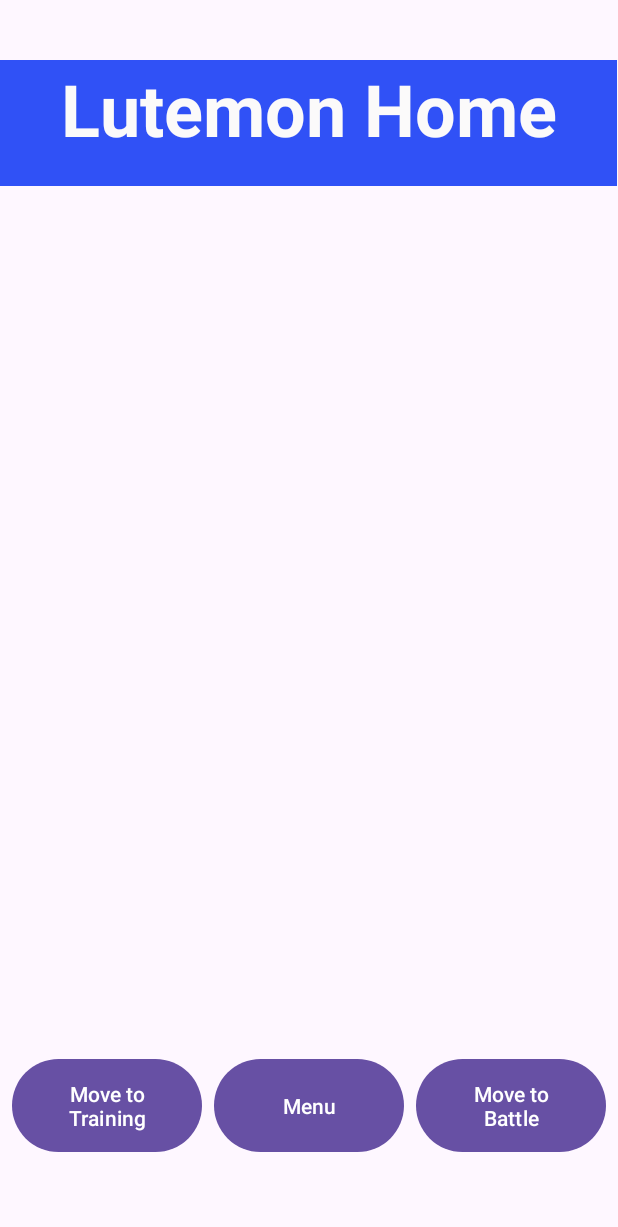
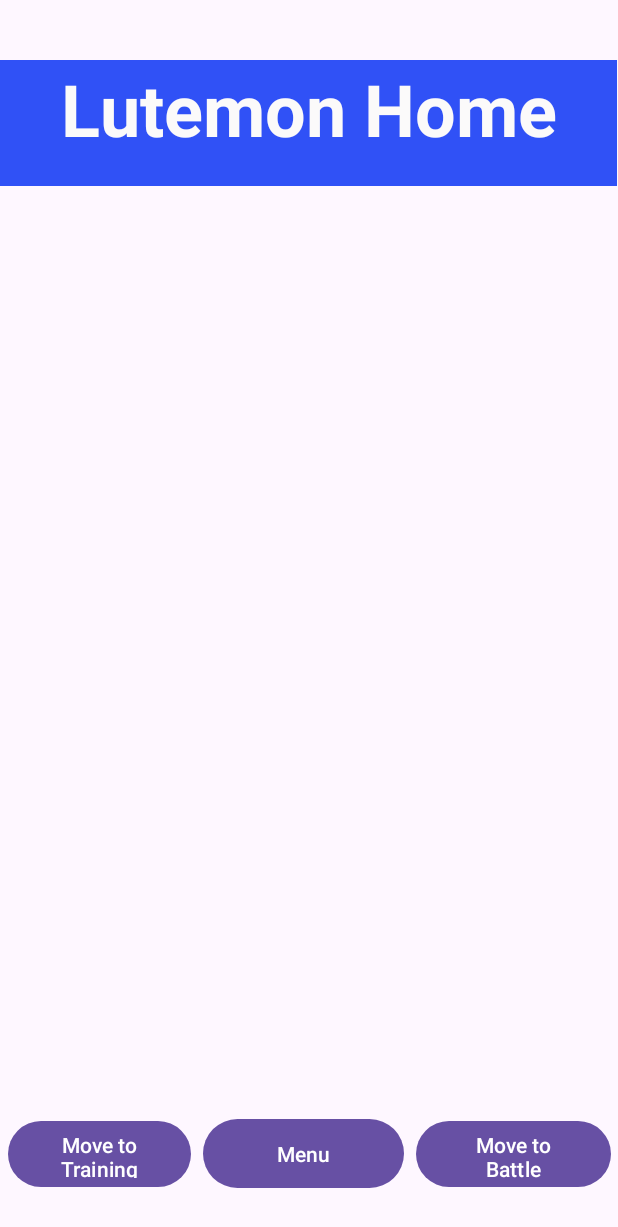
Before and after one commit to aahmad-1/OOP_Project_Work, an Android app: the layout lutemon_home.xml on its own in the app's theme, with its tools: preview values and no code run, on a phone screen of 412 x 824 dp. Shown: the top 1227 px of the screen. Run offline under Robolectric (Android 15) with nearby library versions, the phone set to English and light mode, and no system bars.

Commit message:
class format change

```diff
--- a/app/src/main/AndroidManifest.xml
+++ b/app/src/main/AndroidManifest.xml
@@ -25,6 +25,7 @@
 
         <!-- Other Activities -->
         <activity android:name=".HomeActivity" android:exported="true" />
+        <activity android:name=".CreateNewLutemon" android:exported="true" />
 
     </application>
 
--- a/app/src/main/java/com/example/oopprojectwork/MainActivity.java
+++ b/app/src/main/java/com/example/oopprojectwork/MainActivity.java
@@ -83,7 +83,13 @@ public class MainActivity extends AppCompatActivity {
 
         // Button from lutemon_battle to create_new_lutemon
         Button btnCreateNew = findViewById(R.id.btnCreateNewLutemon);
-        btnCreateNew.setOnClickListener(v -> setContentView(R.layout.create_new_lutemon));
+        btnCreateNew.setOnClickListener(new View.OnClickListener() {
+            @Override
+            public void onClick(View v) {
+                Intent intent = new Intent(MainActivity.this, CreateNewLutemon.class);
+                startActivity(intent);
+            }
+        });
     }
 
     private void setupHomeScreenNavigation() {
--- a/app/src/main/res/layout/lutemon_home.xml
+++ b/app/src/main/res/layout/lutemon_home.xml
@@ -28,7 +28,7 @@
     <androidx.recyclerview.widget.RecyclerView
         android:id="@+id/recyclerView"
         android:layout_width="407dp"
-        android:layout_height="523dp"
+        android:layout_height="595dp"
         android:layout_marginStart="1dp"
         android:layout_marginEnd="1dp"
         app:layout_constraintEnd_toEndOf="parent"
@@ -38,12 +38,11 @@
 
     <Button
         android:id="@+id/btnMoveToTraining"
-        android:layout_width="0dp"
-        android:layout_height="70dp"
+        android:layout_width="122dp"
+        android:layout_height="52dp"
         android:layout_marginStart="8dp"
-        android:layout_marginTop="12dp"
         android:layout_marginEnd="4dp"
-        android:layout_marginBottom="9dp"
+        android:layout_marginBottom="5dp"
         android:text="Move to Training"
         app:layout_constraintBottom_toBottomOf="parent"
         app:layout_constraintEnd_toStartOf="@+id/btnMoveToMenu"
@@ -53,12 +52,11 @@
 
     <Button
         android:id="@+id/btnMoveToMenu"
-        android:layout_width="0dp"
-        android:layout_height="70dp"
+        android:layout_width="134dp"
+        android:layout_height="54dp"
         android:layout_marginStart="4dp"
-        android:layout_marginTop="12dp"
         android:layout_marginEnd="4dp"
-        android:layout_marginBottom="9dp"
+        android:layout_marginBottom="5dp"
         android:text="Menu"
         app:layout_constraintBottom_toBottomOf="parent"
         app:layout_constraintEnd_toStartOf="@+id/btnMoveToBattle"
@@ -68,12 +66,11 @@
 
     <Button
         android:id="@+id/btnMoveToBattle"
-        android:layout_width="0dp"
-        android:layout_height="70dp"
+        android:layout_width="130dp"
+        android:layout_height="52dp"
         android:layout_marginStart="4dp"
-        android:layout_marginTop="12dp"
         android:layout_marginEnd="8dp"
-        android:layout_marginBottom="9dp"
+        android:layout_marginBottom="5dp"
         android:text="Move to Battle"
         app:layout_constraintBottom_toBottomOf="parent"
         app:layout_constraintEnd_toEndOf="parent"
```
